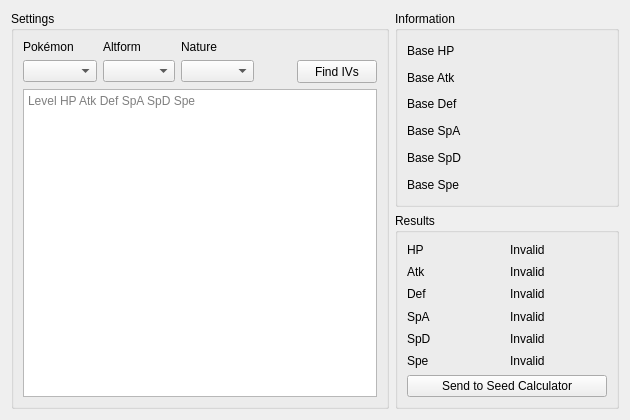
This is Forms/Tools/IVCalculator.ui in Admiral-Fish/RaidFinder as Qt 5 draws it before an edit. The edited form follows.
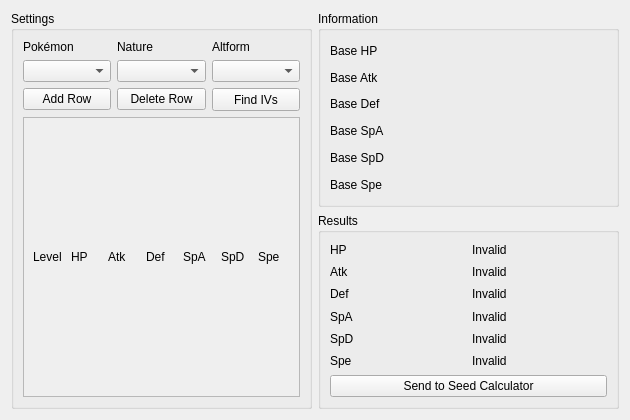
This is the edited form.

Commit message: Redesign IV Calculator

```diff
--- a/Forms/Tools/IVCalculator.ui
+++ b/Forms/Tools/IVCalculator.ui
@@ -26,35 +26,6 @@
       <string>Settings</string>
      </property>
      <layout class="QGridLayout" name="gridLayout">
-      <item row="3" column="0" colspan="5">
-       <widget class="QTextEdit" name="textEdit">
-        <property name="toolTip">
-         <string>Enter each entry on a new line with a space between each number</string>
-        </property>
-        <property name="placeholderText">
-         <string>Level HP Atk Def SpA SpD Spe</string>
-        </property>
-       </widget>
-      </item>
-      <item row="0" column="0" colspan="5">
-       <layout class="QGridLayout" name="gridLayout_8" columnstretch="2,0,2,1,2">
-        <item row="2" column="1">
-         <widget class="QComboBox" name="comboBoxAltForm"/>
-        </item>
-        <item row="0" column="1">
-         <widget class="QLabel" name="labelAltForm">
-          <property name="text">
-           <string>Altform</string>
-          </property>
-         </widget>
-        </item>
-        <item row="0" column="2">
-         <widget class="QLabel" name="labelNature">
-          <property name="text">
-           <string>Nature</string>
-          </property>
-         </widget>
-        </item>
         <item row="0" column="0">
          <widget class="QLabel" name="labelSpecies">
           <property name="text">
@@ -62,7 +33,44 @@
           </property>
          </widget>
         </item>
-        <item row="2" column="4">
+      <item row="0" column="1">
+       <widget class="QLabel" name="labelNature">
+        <property name="text">
+         <string>Nature</string>
+        </property>
+       </widget>
+      </item>
+      <item row="0" column="2">
+       <widget class="QLabel" name="labelAltForm">
+        <property name="text">
+         <string>Altform</string>
+        </property>
+       </widget>
+      </item>
+      <item row="1" column="0">
+       <widget class="QComboBox" name="comboBoxPokemon"/>
+      </item>
+      <item row="1" column="1">
+       <widget class="QComboBox" name="comboBoxNature"/>
+      </item>
+      <item row="1" column="2">
+       <widget class="QComboBox" name="comboBoxAltForm"/>
+      </item>
+      <item row="2" column="0">
+       <widget class="QPushButton" name="pushButtonAddRow">
+        <property name="text">
+         <string>Add Row</string>
+        </property>
+       </widget>
+      </item>
+      <item row="2" column="1">
+       <widget class="QPushButton" name="pushButtonDeleteRow">
+        <property name="text">
+         <string>Delete Row</string>
+        </property>
+       </widget>
+      </item>
+      <item row="2" column="2">
          <widget class="QPushButton" name="pushButtonFindIVs">
           <property name="sizePolicy">
            <sizepolicy hsizetype="Preferred" vsizetype="Fixed">
@@ -81,29 +89,115 @@
           </property>
          </widget>
         </item>
-        <item row="2" column="2">
-         <widget class="QComboBox" name="comboBoxNature"/>
-        </item>
-        <item row="2" column="0">
-         <widget class="QComboBox" name="comboBoxPokemon"/>
-        </item>
-        <item row="2" column="3">
-         <spacer name="horizontalSpacer">
-          <property name="orientation">
-           <enum>Qt::Horizontal</enum>
-          </property>
-          <property name="sizeType">
-           <enum>QSizePolicy::Preferred</enum>
-          </property>
-          <property name="sizeHint" stdset="0">
-           <size>
-            <width>40</width>
-            <height>20</height>
-           </size>
-          </property>
-         </spacer>
-        </item>
-       </layout>
+      <item row="3" column="0" colspan="3">
+       <widget class="QScrollArea" name="scrollArea">
+        <property name="widgetResizable">
+         <bool>true</bool>
+        </property>
+        <widget class="QWidget" name="scrollAreaWidgetContents">
+         <property name="geometry">
+          <rect>
+           <x>0</x>
+           <y>0</y>
+           <width>277</width>
+           <height>283</height>
+          </rect>
+         </property>
+         <layout class="QGridLayout" name="gridLayoutEntry">
+          <item row="0" column="0">
+           <widget class="QLabel" name="labelLevel">
+            <property name="sizePolicy">
+             <sizepolicy hsizetype="Preferred" vsizetype="Fixed">
+              <horstretch>0</horstretch>
+              <verstretch>0</verstretch>
+             </sizepolicy>
+            </property>
+            <property name="text">
+             <string>Level</string>
+            </property>
+           </widget>
+          </item>
+          <item row="0" column="1">
+           <widget class="QLabel" name="labelHP">
+            <property name="sizePolicy">
+             <sizepolicy hsizetype="Preferred" vsizetype="Fixed">
+              <horstretch>0</horstretch>
+              <verstretch>0</verstretch>
+             </sizepolicy>
+            </property>
+            <property name="text">
+             <string>HP</string>
+            </property>
+           </widget>
+          </item>
+          <item row="0" column="2">
+           <widget class="QLabel" name="labelAtk">
+            <property name="sizePolicy">
+             <sizepolicy hsizetype="Preferred" vsizetype="Fixed">
+              <horstretch>0</horstretch>
+              <verstretch>0</verstretch>
+             </sizepolicy>
+            </property>
+            <property name="text">
+             <string>Atk</string>
+            </property>
+           </widget>
+          </item>
+          <item row="0" column="3">
+           <widget class="QLabel" name="labelDef">
+            <property name="sizePolicy">
+             <sizepolicy hsizetype="Preferred" vsizetype="Fixed">
+              <horstretch>0</horstretch>
+              <verstretch>0</verstretch>
+             </sizepolicy>
+            </property>
+            <property name="text">
+             <string>Def</string>
+            </property>
+           </widget>
+          </item>
+          <item row="0" column="4">
+           <widget class="QLabel" name="labelSpA">
+            <property name="sizePolicy">
+             <sizepolicy hsizetype="Preferred" vsizetype="Fixed">
+              <horstretch>0</horstretch>
+              <verstretch>0</verstretch>
+             </sizepolicy>
+            </property>
+            <property name="text">
+             <string>SpA</string>
+            </property>
+           </widget>
+          </item>
+          <item row="0" column="5">
+           <widget class="QLabel" name="labelSpD">
+            <property name="sizePolicy">
+             <sizepolicy hsizetype="Preferred" vsizetype="Fixed">
+              <horstretch>0</horstretch>
+              <verstretch>0</verstretch>
+             </sizepolicy>
+            </property>
+            <property name="text">
+             <string>SpD</string>
+            </property>
+           </widget>
+          </item>
+          <item row="0" column="6">
+           <widget class="QLabel" name="labelSpe">
+            <property name="sizePolicy">
+             <sizepolicy hsizetype="Preferred" vsizetype="Fixed">
+              <horstretch>0</horstretch>
+              <verstretch>0</verstretch>
+             </sizepolicy>
+            </property>
+            <property name="text">
+             <string>Spe</string>
+            </property>
+           </widget>
+          </item>
+         </layout>
+        </widget>
+       </widget>
       </item>
      </layout>
     </widget>
```
Left out of the diff: 3 changed lines with no effect on the pictures. Lines whose indentation alone changed are shown as unchanged. The commit also changes 2 other files.
